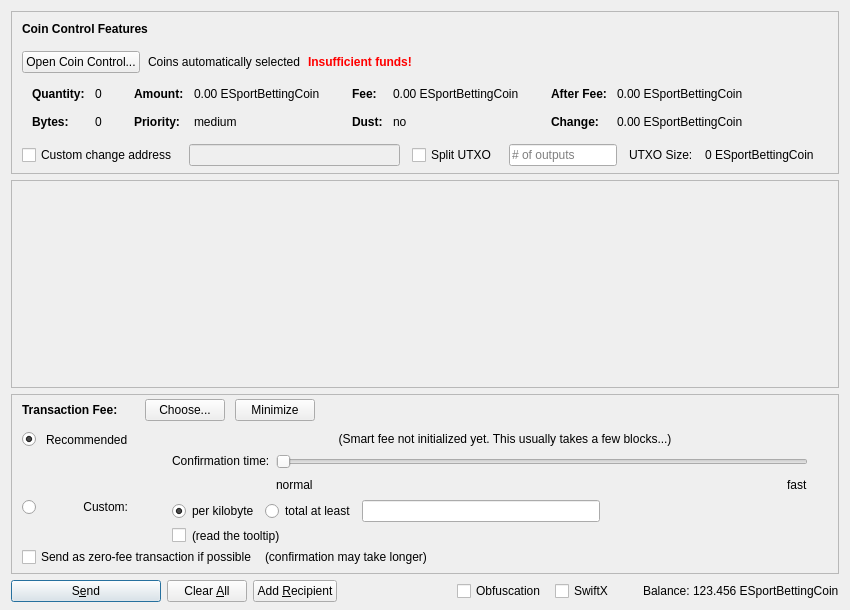
decenomy/ESBC2, file src/qt/forms/sendcoinsdialog.ui: the form before one commit.
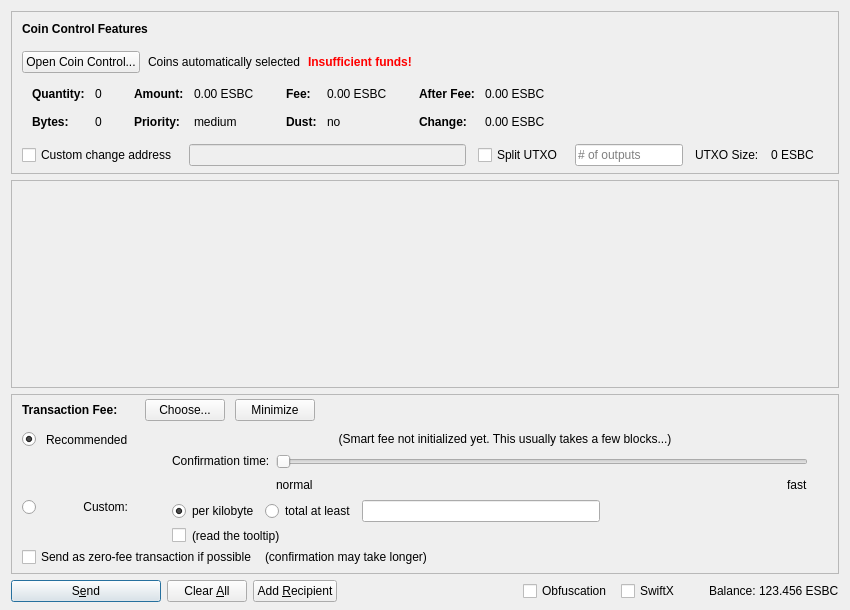
The form after the commit. Icons and pictures are not drawn. Custom widgets are drawn as their Qt base class.

```diff
--- a/src/qt/forms/sendcoinsdialog.ui
+++ b/src/qt/forms/sendcoinsdialog.ui
@@ -324,7 +324,7 @@
                   <enum>Qt::ActionsContextMenu</enum>
                  </property>
                  <property name="text">
-                  <string notr="true">0.00 ESportBettingCoin</string>
+                  <string notr="true">0.00 ESBC</string>
                  </property>
                  <property name="textInteractionFlags">
                   <set>Qt::LinksAccessibleByMouse|Qt::TextSelectableByKeyboard|Qt::TextSelectableByMouse</set>
@@ -404,7 +404,7 @@
                   <enum>Qt::ActionsContextMenu</enum>
                  </property>
                  <property name="text">
-                  <string notr="true">0.00 ESportBettingCoin</string>
+                  <string notr="true">0.00 ESBC</string>
                  </property>
                  <property name="textInteractionFlags">
                   <set>Qt::LinksAccessibleByMouse|Qt::TextSelectableByKeyboard|Qt::TextSelectableByMouse</set>
@@ -484,7 +484,7 @@
                   <enum>Qt::ActionsContextMenu</enum>
                  </property>
                  <property name="text">
-                  <string notr="true">0.00 ESportBettingCoin</string>
+                  <string notr="true">0.00 ESBC</string>
                  </property>
                  <property name="textInteractionFlags">
                   <set>Qt::LinksAccessibleByMouse|Qt::TextSelectableByKeyboard|Qt::TextSelectableByMouse</set>
@@ -513,7 +513,7 @@
                   <enum>Qt::ActionsContextMenu</enum>
                  </property>
                  <property name="text">
-                  <string notr="true">0.00 ESportBettingCoin</string>
+                  <string notr="true">0.00 ESBC</string>
                  </property>
                  <property name="textInteractionFlags">
                   <set>Qt::LinksAccessibleByMouse|Qt::TextSelectableByKeyboard|Qt::TextSelectableByMouse</set>
@@ -594,7 +594,7 @@
           <item>
            <widget class="QLabel" name="labelBlockSize">
             <property name="text">
-             <string>0 ESportBettingCoin</string>
+             <string>0 ESBC</string>
             </property>
            </widget>
           </item>
@@ -1435,7 +1435,7 @@
           <cursorShape>IBeamCursor</cursorShape>
          </property>
          <property name="text">
-          <string notr="true">123.456 ESportBettingCoin</string>
+          <string notr="true">123.456 ESBC</string>
          </property>
          <property name="textInteractionFlags">
           <set>Qt::LinksAccessibleByMouse|Qt::TextSelectableByKeyboard|Qt::TextSelectableByMouse</set>
```
Left out of the diff: 8 changed lines with no effect on the pictures.
